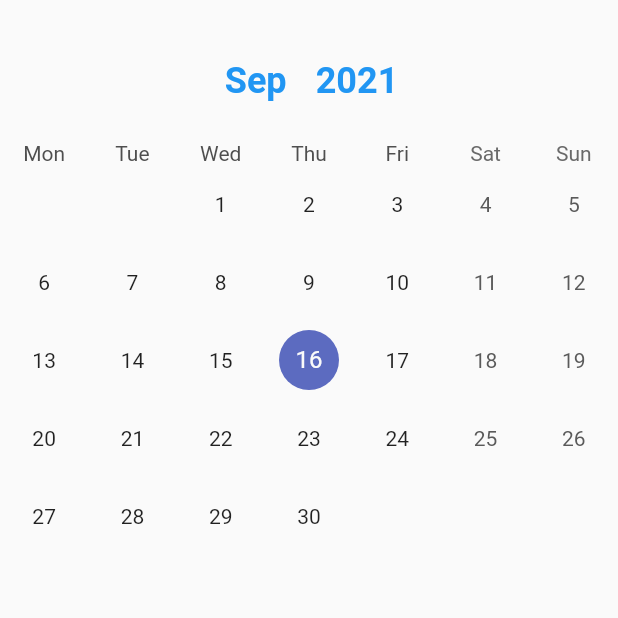
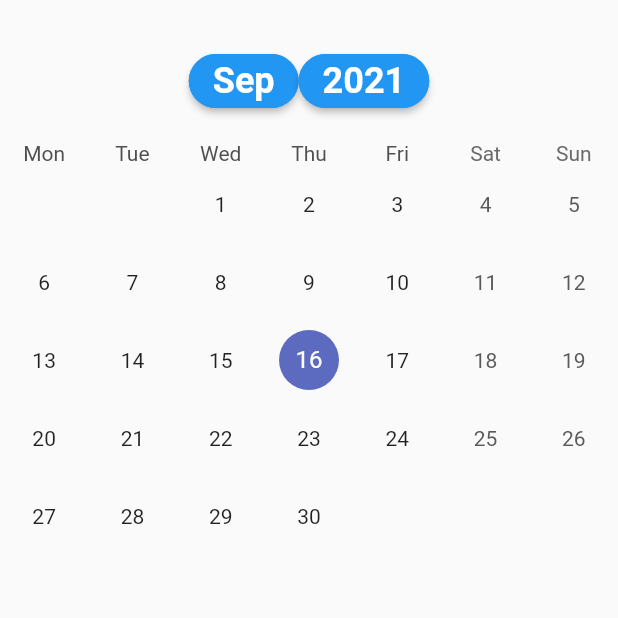
Before and after one commit to vudoan2016/expense, a Flutter app: the screen it shows after launch, on a phone screen of 412 x 824 dp, the top half of it. Run offline on Flutter 3.47's test engine with Material 2 defaults, Android fonts, the phone set to English and light mode, and no system bars; drawn by our look-alikes of table_calendar; our stand-ins replace camera, pie_chart; missing offline and left inert: google_ml_vision.

```diff
--- a/lib/main.dart
+++ b/lib/main.dart
@@ -149,7 +149,7 @@ class _HomePageState extends State<HomePage> {
       child: new Row(
         mainAxisAlignment: MainAxisAlignment.center,
         children: <Widget>[
-          TextButton(
+          ElevatedButton(
             // when click bring up monthly summary
             child: Text(
               DateFormat.MMM().format(_focusedDay),
@@ -157,6 +157,12 @@ class _HomePageState extends State<HomePage> {
                 fontWeight: FontWeight.bold,
                 fontSize: 24.0,
               ),
+            ),
+            style: ButtonStyle(
+              shape: MaterialStateProperty.all<RoundedRectangleBorder>(
+                  RoundedRectangleBorder(
+                      borderRadius: BorderRadius.circular(18.0),
+                      side: BorderSide(color: Colors.blue))),
             ),
             onPressed: () {
               Navigator.push(
@@ -172,7 +178,7 @@ class _HomePageState extends State<HomePage> {
               );
             },
           ),
-          TextButton(
+          ElevatedButton(
             // when click bring up yearly summary
             child: Text(
               DateFormat.y().format(_focusedDay),
@@ -180,6 +186,12 @@ class _HomePageState extends State<HomePage> {
                 fontWeight: FontWeight.bold,
                 fontSize: 24.0,
               ),
+            ),
+            style: ButtonStyle(
+              shape: MaterialStateProperty.all<RoundedRectangleBorder>(
+                  RoundedRectangleBorder(
+                      borderRadius: BorderRadius.circular(18.0),
+                      side: BorderSide(color: Colors.blue))),
             ),
             onPressed: () {
               Navigator.push(
```
Also changed, not shown: lib/new_transaction.dart (+25 -6 lines).
